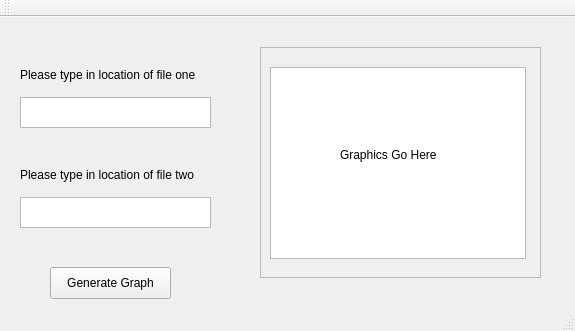
First picture: the form in GUITrialOne/mainwindow.ui, repository cheripai/FretAnalyzer, before the edit.
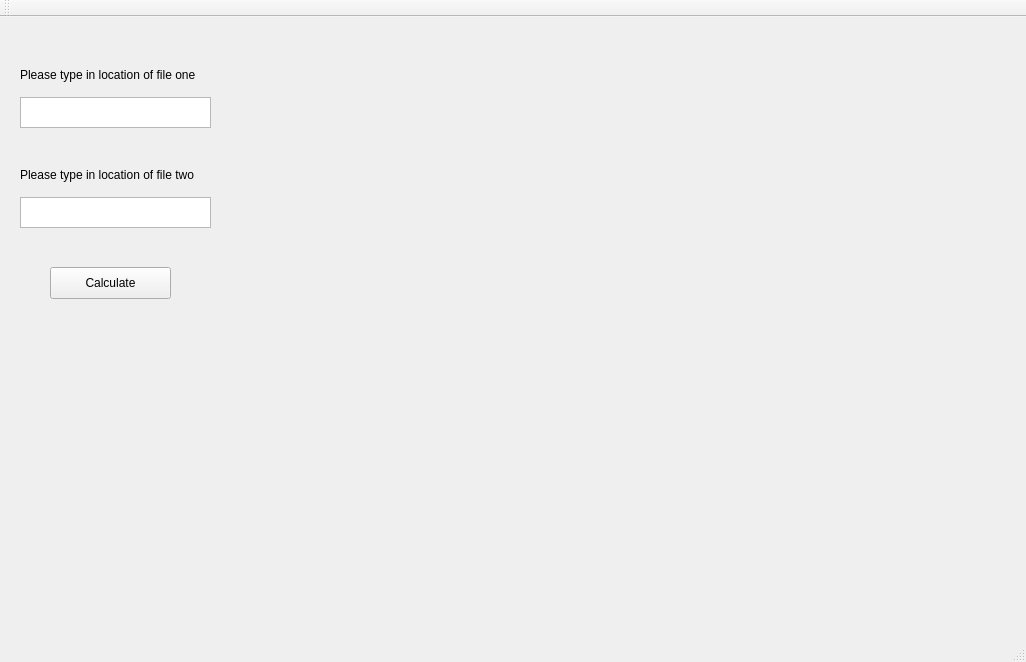
Second picture: the form after the edit.

Commit message: GUI now executes python script and displays plot

```diff
--- a/GUITrialOne/mainwindow.ui
+++ b/GUITrialOne/mainwindow.ui
@@ -6,8 +6,8 @@
    <rect>
     <x>0</x>
     <y>0</y>
-    <width>575</width>
-    <height>331</height>
+    <width>1026</width>
+    <height>662</height>
    </rect>
   </property>
   <property name="windowTitle">
@@ -60,46 +60,7 @@
      <string>Please type in location of file two </string>
     </property>
    </widget>
-   <widget class="QGraphicsView" name="graphicsView">
-    <property name="geometry">
-     <rect>
-      <x>270</x>
-      <y>50</y>
-      <width>256</width>
-      <height>192</height>
-     </rect>
-    </property>
-   </widget>
-   <widget class="QFrame" name="frame">
-    <property name="geometry">
-     <rect>
-      <x>260</x>
-      <y>30</y>
-      <width>281</width>
-      <height>231</height>
-     </rect>
-    </property>
-    <property name="frameShape">
-     <enum>QFrame::StyledPanel</enum>
-    </property>
-    <property name="frameShadow">
-     <enum>QFrame::Raised</enum>
-    </property>
-    <widget class="QLabel" name="label_3">
-     <property name="geometry">
-      <rect>
-       <x>80</x>
-       <y>100</y>
-       <width>121</width>
-       <height>16</height>
-      </rect>
-     </property>
-     <property name="text">
-      <string>Graphics Go Here</string>
-     </property>
-    </widget>
-   </widget>
-   <widget class="QPushButton" name="pushButton">
+   <widget class="QPushButton" name="calculateButton">
     <property name="geometry">
      <rect>
       <x>50</x>
@@ -109,7 +70,26 @@
      </rect>
     </property>
     <property name="text">
-     <string>Generate Graph</string>
+     <string>Calculate</string>
+    </property>
+   </widget>
+   <widget class="QLabel" name="plotFrame">
+    <property name="geometry">
+     <rect>
+      <x>250</x>
+      <y>30</y>
+      <width>729</width>
+      <height>532</height>
+     </rect>
+    </property>
+    <property name="minimumSize">
+     <size>
+      <width>729</width>
+      <height>532</height>
+     </size>
+    </property>
+    <property name="text">
+     <string/>
     </property>
    </widget>
   </widget>
```
The commit also changes 6 other files.
